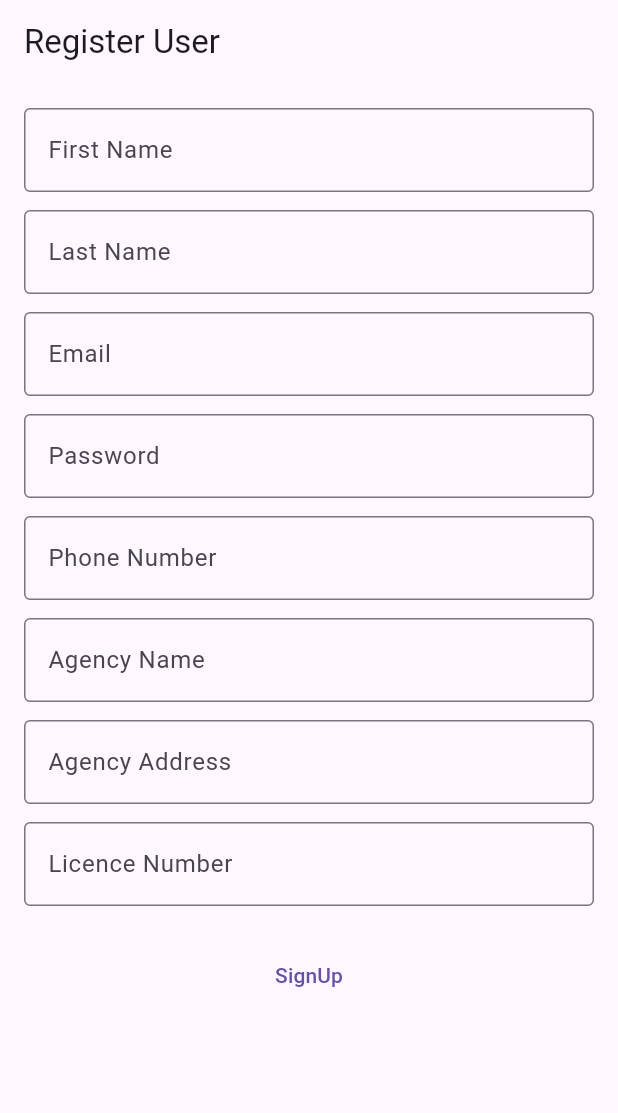
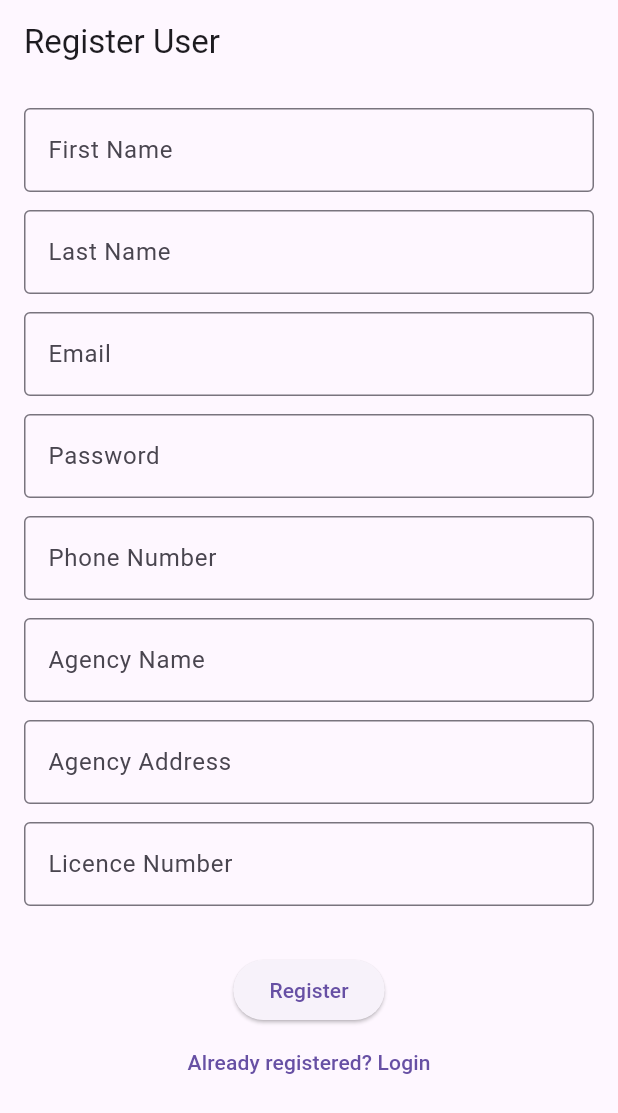
Before and after one commit to Bilal17809/Umraah-App, a Flutter app: the screen it shows after launch, on a phone screen of 412 x 824 dp. Shown: the top 1113 px of the screen. Run offline on Flutter 3.47's test engine with Material 3 defaults, Android fonts, the phone set to English and light mode, and no system bars; our stand-ins replace flutter_bloc.

Commit message:
comment by bilal

```diff
--- /dev/null
+++ b/lib/core/common/api_response.dart
@@ -0,0 +1,6 @@
+class ApiResult {
+  final bool success;
+  final String message;
+
+  ApiResult({required this.success, required this.message});
+}
--- /dev/null
+++ b/lib/core/common/cubit_state.dart
@@ -0,0 +1,12 @@
+abstract class BaseState {
+  final bool isLoading;
+  final String? errorMessage;
+  final bool isSuccess;
+
+  const BaseState({
+    this.isLoading = false,
+    this.errorMessage,
+    this.isSuccess = false,
+  });
+  bool get hasError => errorMessage != null && errorMessage!.isNotEmpty;
+}
--- a/lib/core/network/network_response.dart
+++ b/lib/core/network/network_response.dart
@@ -1,12 +1,8 @@
 import 'dart:convert';
 import 'package:http/http.dart' as http;
 
-import '../../constants.dart';
-import '../../data/model /registration_model.dart';
-
 class ApiClient {
-  final baseUrl = "https://appsolace.com/umrahApi/public/api";
-
+  final baseUrl = "https://appsolace.com/umrahApi/public/api/";
   Future<http.Response> post(String endpoint, Map<String, dynamic> body) {
     final url = Uri.parse('$baseUrl/$endpoint');
     return http.post(url, headers: {
--- a/lib/domain/entities/user_entities.dart
+++ b/lib/domain/entities/user_entities.dart
@@ -21,3 +21,13 @@ class UserEntity {
     required this.userImageBase64,
   });
 }
+
+class OtpEntity {
+  final String email;
+  final String otp;
+
+  OtpEntity({
+    required this.email,
+    required this.otp
+  });
+}
--- a/lib/domain/repositories/repositories.dart
+++ b/lib/domain/repositories/repositories.dart
@@ -1,5 +1,6 @@
-
+import '../../core/common/api_response.dart';
 import '../entities/user_entities.dart';
 abstract class UserRepository {
-  Future<String?> register(UserEntity user);
+  Future<ApiResult?> register(UserEntity user);
+  Future<ApiResult> otpVerify(OtpEntity user);
 }
--- /dev/null
+++ b/lib/domain/usecases/otp_case.dart
@@ -0,0 +1,13 @@
+import 'package:umraah_app/domain/entities/user_entities.dart';
+import '/core/common/api_response.dart';
+import '../repositories/repositories.dart';
+
+class OtpVerifyUseCase {
+  final UserRepository repository;
+
+  OtpVerifyUseCase(this.repository);
+
+  Future<ApiResult?> call(OtpEntity user) {
+    return repository.otpVerify(user);
+  }
+}
--- a/lib/domain/usecases/users_case.dart
+++ b/lib/domain/usecases/signup_case.dart
@@ -1,14 +1,11 @@
-
-
+import '../../core/common/api_response.dart';
 import '../entities/user_entities.dart';
 import '../repositories/repositories.dart';
 
-class RegisterUserUseCase {
+class SignupUseCase {
   final UserRepository repository;
-
-  RegisterUserUseCase(this.repository);
-
-  Future<String?> call(UserEntity user) {
+  SignupUseCase(this.repository);
+  Future<ApiResult?> call(UserEntity user) {
     return repository.register(user);
   }
 }
--- a/lib/main.dart
+++ b/lib/main.dart
@@ -1,40 +1,52 @@
 import 'package:flutter/material.dart';
 import 'package:flutter_bloc/flutter_bloc.dart';
-import 'package:umraah_app/domain/usecases/users_case.dart';
-import 'package:umraah_app/presentation/signup/cubit/signup_cubit.dart';
+import 'package:umraah_app/domain/usecases/otp_case.dart';
+import 'package:umraah_app/domain/usecases/signup_case.dart';
+import 'package:umraah_app/presentation/signup/bloc/signup_cubit.dart';
 import 'package:umraah_app/presentation/signup/view/signup_page.dart';
-
+import 'package:umraah_app/presentation/verify_otp/bloc/verify_otp_cubit.dart';
 import 'core/network/network_response.dart';
 import 'data/data_source/network_data_sr.dart';
 import 'data/repositories_impl/repositories_impl.dart';
 
 void main() {
-  // ✅ Build the dependency chain
   final apiClient = ApiClient();
   final remoteDataSource = AuthRemoteDataSource(apiClient);
   final userRepository = UserRepositoryImpl(remoteDataSource);
-  final registerUseCase = RegisterUserUseCase(userRepository);
+  final registerUseCase = SignupUseCase(userRepository);
+  final otpUseCase = OtpVerifyUseCase(userRepository);
 
-  runApp(MyApp(registerUseCase: registerUseCase));
+  runApp(MyApp(
+    registerUseCase: registerUseCase,
+    otpUseCase: otpUseCase,
+  ));
 }
 
 class MyApp extends StatelessWidget {
-  final RegisterUserUseCase registerUseCase;
+  final SignupUseCase registerUseCase;
+  final OtpVerifyUseCase otpUseCase;
 
-  const MyApp({super.key, required this.registerUseCase});
+  const MyApp({
+    super.key,
+    required this.registerUseCase,
+    required this.otpUseCase,
+  });
 
   @override
   Widget build(BuildContext context) {
     return MultiBlocProvider(
       providers: [
         BlocProvider(
-          create: (_) => RegisterCubit(registerUseCase),
+          create: (_) => SignupCubit(registerUseCase),
+        ),
+        BlocProvider(
+          create: (_) => OtpVerifyCubit(otpUseCase),
         ),
       ],
       child: MaterialApp(
         debugShowCheckedModeBanner: false,
         title: 'Umrah App',
-        home: RegisterScreen(),
+        home: SignupView(),
       ),
     );
   }
--- /dev/null
+++ b/lib/presentation/signup/bloc/signup_cubit.dart
@@ -0,0 +1,26 @@
+import 'package:flutter_bloc/flutter_bloc.dart';
+import 'package:umraah_app/presentation/signup/bloc/signup_state.dart';
+import '/domain/entities/user_entities.dart';
+import '/domain/usecases/signup_case.dart';
+
+class SignupCubit extends Cubit<SignupState> {
+  final SignupUseCase _useCase;
+
+  SignupCubit(this._useCase) : super(const SignupState());
+
+  Future<void> signUp(UserEntity user) async {
+    emit(state.copyWith(isLoading: true, errorMessage: null, isSuccess: false));
+
+    final result = await _useCase(user);
+    if (result!.success) {
+      emit(state.copyWith(isLoading: false, isSuccess: true, errorMessage: null));
+    } else {
+      emit(state.copyWith(isLoading: false, isSuccess: false, errorMessage: result.message));
+    }
+
+  }
+
+  void pickImage() {
+    emit(state.copyWith(imagePicked: true));
+  }
+}
--- /dev/null
+++ b/lib/presentation/signup/bloc/signup_state.dart
@@ -0,0 +1,25 @@
+import '/core/common/cubit_state.dart';
+class SignupState extends BaseState {
+  final bool imagePicked;
+
+  const SignupState({
+    super.isLoading,
+    super.errorMessage,
+    super.isSuccess,
+    this.imagePicked = false,
+  });
+
+  SignupState copyWith({
+    bool? isLoading,
+    String? errorMessage,
+    bool? isSuccess,
+    bool? imagePicked,
+  }) {
+    return SignupState(
+      isLoading: isLoading ?? this.isLoading,
+      errorMessage: errorMessage ?? this.errorMessage,
+      isSuccess: isSuccess ?? this.isSuccess,
+      imagePicked: imagePicked ?? this.imagePicked,
+    );
+  }
+}
--- a/lib/presentation/signup/cubit/signup_cubit.dart
+++ /dev/null
@@ -1,21 +0,0 @@
-import 'dart:io';
-import 'package:flutter_bloc/flutter_bloc.dart';
-import 'package:umraah_app/presentation/signup/cubit/signup_state.dart';
-import '../../../domain/entities/user_entities.dart';
-import '../../../domain/usecases/users_case.dart';
-
-class RegisterCubit extends Cubit<RegisterState> {
-  final RegisterUserUseCase _useCase;
-
-  RegisterCubit(this._useCase) : super(RegisterInitial());
-
-  Future<void> register(UserEntity user) async {
-    emit(RegisterLoading());
-    final result = await _useCase(user);
-    if (result == null) {
-      emit(RegisterSuccess());
-    } else {
-      emit(RegisterFailure(result));
-    }
-  }
-}
--- a/lib/presentation/signup/cubit/signup_state.dart
+++ /dev/null
@@ -1,18 +0,0 @@
-
-import 'package:flutter/cupertino.dart';
-
-@immutable
-abstract class RegisterState {}
-
-class RegisterInitial extends RegisterState {}
-
-class RegisterLoading extends RegisterState {}
-
-class RegisterSuccess extends RegisterState {}
-
-class RegisterFailure extends RegisterState {
-  final String error;
-  RegisterFailure(this.error);
-}
-
-class RegisterImagePicked extends RegisterState {}
--- a/lib/presentation/signup/view/signup_page.dart
+++ b/lib/presentation/signup/view/signup_page.dart
@@ -1,9 +1,11 @@
 import 'package:flutter/material.dart';
 import 'package:flutter_bloc/flutter_bloc.dart';
-import '../cubit/signup_cubit.dart';
-import '../cubit/signup_state.dart';
+import 'package:umraah_app/presentation/signup/bloc/signup_cubit.dart';
+import 'package:umraah_app/presentation/signup/bloc/signup_state.dart';
+import '../../verify_otp/view/verify_otp_view.dart';
+import '/domain/entities/user_entities.dart';
 
-class RegisterScreen extends StatelessWidget {
+class SignupView extends StatelessWidget {
   final _formKey = GlobalKey<FormState>();
 
   final firstName = TextEditingController();
@@ -15,43 +17,43 @@ class RegisterScreen extends StatelessWidget {
   final agencyAddress = TextEditingController();
   final agencyLicenceNumber = TextEditingController();
 
-  RegisterScreen({super.key});
+  SignupView({super.key});
 
   @override
   Widget build(BuildContext context) {
-    final cubit = context.watch<RegisterCubit>();
+    final cubit = context.read<SignupCubit>();
 
     return Scaffold(
-      appBar: AppBar(title: Text('Register User')),
+      appBar: AppBar(title: const Text('Register User')),
       body: Padding(
-        padding: EdgeInsets.all(16),
+        padding: const EdgeInsets.all(16),
         child: SingleChildScrollView(
-          child: BlocConsumer<RegisterCubit, RegisterState>(
+          child: BlocConsumer<SignupCubit, SignupState>(
             listener: (context, state) {
-              if (state is RegisterSuccess) {
+              if (state.isSuccess) {
                 showDialog(
                   context: context,
                   builder: (_) => AlertDialog(
-                    title: Text("Success"),
-                    content: Text("Registered successfully!"),
+                    title: const Text("Success"),
+                    content: const Text("Registered successfully!"),
                     actions: [
                       TextButton(
                         onPressed: () => Navigator.pop(context),
-                        child: Text("OK"),
+                        child: const Text("OK"),
                       )
                     ],
                   ),
                 );
-              } else if (state is RegisterFailure) {
+              } else if (state.hasError) {
                 showDialog(
                   context: context,
                   builder: (_) => AlertDialog(
-                    title: Text("Error"),
-                    content: Text(state.error),
+                    title: const Text("Error"),
+                    content: Text(state.errorMessage ?? "Something went wrong"),
                     actions: [
                       TextButton(
                         onPressed: () => Navigator.pop(context),
-                        child: Text("OK"),
+                        child: const Text("OK"),
                       )
                     ],
                   ),
@@ -71,48 +73,42 @@ class RegisterScreen extends StatelessWidget {
                     buildField(agencyName, 'Agency Name'),
                     buildField(agencyAddress, 'Agency Address'),
                     buildField(agencyLicenceNumber, 'Licence Number'),
-                    SizedBox(height: 10),
-                    // ElevatedButton(
-                    //   onPressed: () => cubit.pickUserImage(),
-                    //   child: Text(cubit.selectedImage == null
-                    //       ? "Pick User Image"
-                    //       : "Image Selected"),
-                    // ),
-                    // SizedBox(height: 20),
-                    // ElevatedButton(
-                    //   onPressed: () {
-                    //     if (_formKey.currentState!.validate()) {
-                    //       final imageBase64 = cubit.selectedImage != null
-                    //           ? cubit.encodeImage(cubit.selectedImage!)
-                    //           : "";
-                    //
-                    //       final user = UserModel(
-                    //         firstName: firstName.text,
-                    //         lastName: lastName.text,
-                    //         email: email.text,
-                    //         password: password.text,
-                    //         phoneNumber: phoneNumber.text,
-                    //         agencyName: agencyName.text,
-                    //         agencyAddress: agencyAddress.text,
-                    //         agencyLicenceNumber: agencyLicenceNumber.text,
-                    //         userImageBase64: imageBase64,
-                    //       );
-                    //
-                    //       cubit.registerUser(user);
-                    //     }
-                    //   },
-                    //   child: state is RegisterLoading
-                    //       ? CircularProgressIndicator()
-                    //       : Text('Register'),
-                    // ),
-                    // TextButton(
-                    //   onPressed: () => Navigator.push(context,
-                    //       // MaterialPageRoute(builder: (_) => LoginPage())),
-                    //   child: Text("Already registered? Login"),
-                    // ),
-                      TextButton(onPressed:(){
-                        SnackBar(content:Text("signUp successfully"));
-                      }, child:Text("SignUp"))
+                    const SizedBox(height: 20),
+                    ElevatedButton(
+                      onPressed: state.isLoading
+                          ? null
+                          : () {
+                        if (_formKey.currentState!.validate()) {
+                          final user = UserEntity(
+                            firstName: firstName.text,
+                            lastName: lastName.text,
+                            email: email.text,
+                            password: password.text,
+                            phoneNumber: phoneNumber.text,
+                            agencyName: agencyName.text,
+                            agencyAddress: agencyAddress.text,
+                            agencyLicenceNumber:
+                            agencyLicenceNumber.text,
+                            userImageBase64: "",
+                          );
+                          cubit.signUp(user);
+                        }
+                        Navigator.of(context).push(MaterialPageRoute(builder:(context){
+                          return OtpVerifyScreen();
+                        }));
+                      },
+                      child: state.isLoading
+                          ? const CircularProgressIndicator()
+                          : const Text('Register'),
+                    ),
+                    TextButton(
+                      onPressed: () {
+                        ScaffoldMessenger.of(context).showSnackBar(
+                          const SnackBar(content: Text("Signup button clicked")),
+                        );
+                      },
+                      child: const Text("Already registered? Login"),
+                    ),
                   ],
                 ),
               );
@@ -126,12 +122,12 @@ class RegisterScreen extends StatelessWidget {
   Widget buildField(TextEditingController ctrl, String label,
       {bool obscureText = false}) {
     return Padding(
-      padding: EdgeInsets.only(bottom: 12),
+      padding: const EdgeInsets.only(bottom: 12),
       child: TextFormField(
         controller: ctrl,
         obscureText: obscureText,
         decoration: InputDecoration(
-          border: OutlineInputBorder(),
+          border: const OutlineInputBorder(),
           labelText: label,
         ),
         validator: (val) => val == null || val.isEmpty ? "Enter $label" : null,
--- /dev/null
+++ b/lib/presentation/verify_otp/bloc/verify_otp_cubit.dart
@@ -0,0 +1,20 @@
+import 'package:flutter_bloc/flutter_bloc.dart';
+import 'package:umraah_app/presentation/verify_otp/bloc/verify_otp_state.dart';
+import '../../../domain/usecases/otp_case.dart';
+import '/domain/entities/user_entities.dart';
+
+class OtpVerifyCubit extends Cubit<OtpVerifyState> {
+  final OtpVerifyUseCase _otpVerifyUseCase;
+
+  OtpVerifyCubit(this._otpVerifyUseCase) : super(const OtpVerifyState());
+
+  Future<void> verifyOtp(OtpEntity user) async {
+    emit(state.copyWith(isLoading: true, errorMessage: null, isSuccess: false));
+    final result = await _otpVerifyUseCase(user);
+    if (result != null && result.success) {
+      emit(state.copyWith(isLoading: false, isSuccess: true));
+    } else {
+      emit(state.copyWith(isLoading: false, errorMessage: result?.message ?? "Unknown error"));
+    }
+  }
+}
--- /dev/null
+++ b/lib/presentation/verify_otp/bloc/verify_otp_state.dart
@@ -0,0 +1,21 @@
+import '/core/common/cubit_state.dart';
+
+class OtpVerifyState extends BaseState {
+  const OtpVerifyState({
+    super.isLoading,
+    super.errorMessage,
+    super.isSuccess,
+  });
+
+  OtpVerifyState copyWith({
+    bool? isLoading,
+    String? errorMessage,
+    bool? isSuccess,
+  }) {
+    return OtpVerifyState(
+      isLoading: isLoading ?? this.isLoading,
+      errorMessage: errorMessage ?? this.errorMessage,
+      isSuccess: isSuccess ?? this.isSuccess,
+    );
+  }
+}
```
Also changed, not shown: lib/data/data_source/network_data_sr.dart (+7 -0 lines), lib/data/model /verifyopt_model.dart (added, +22 -0 lines), lib/data/repositories_impl/repositories_impl.dart (+35 -13 lines), lib/presentation/verify_otp/view/verify_otp_view.dart (added, +92 -0 lines), pubspec.yaml (+6 -5 lines), pubspec.lock, 19 other files.
